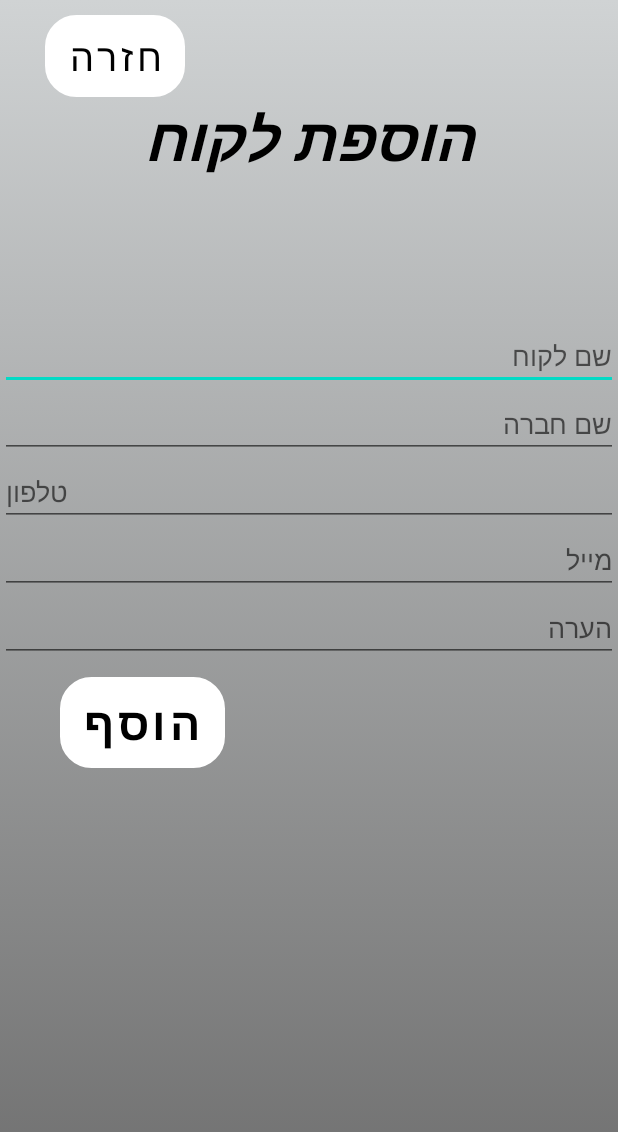
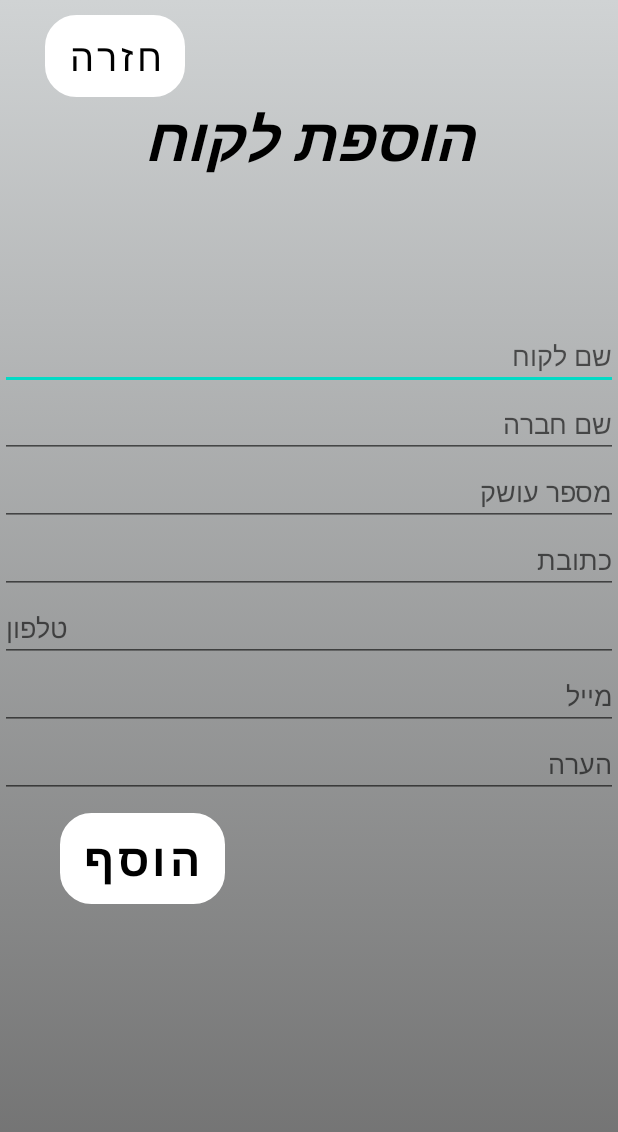
Before and after one commit to mahdish95/InventoryApplication, an Android app: the AddCustomerActivity screen opened directly, with no data from a screen before it, on a phone screen of 412 x 824 dp. Shown: the top 1132 px of the screen. Run offline under Robolectric (Android 15) with nearby library versions, the phone set to English and light mode, and no system bars.

Commit message:
add address to customer activity

```diff
--- a/InventoryApplication/app/src/main/res/layout/activity_add_customer.xml
+++ b/InventoryApplication/app/src/main/res/layout/activity_add_customer.xml
@@ -53,6 +53,18 @@
         <EditText
             android:layout_width="match_parent"
             android:layout_height="wrap_content"
+            android:hint="מספר עושק"
+            android:inputType="number"
+            android:id="@+id/CustomerCompanyNumberET"/>
+        <EditText
+            android:layout_width="match_parent"
+            android:layout_height="wrap_content"
+            android:hint="כתובת"
+            android:inputType="number"
+            android:id="@+id/CustomerAddressET"/>
+        <EditText
+            android:layout_width="match_parent"
+            android:layout_height="wrap_content"
             android:hint="טלפון"
             android:inputType="phone"
             android:id="@+id/CustomerPhoneET"/>
```
